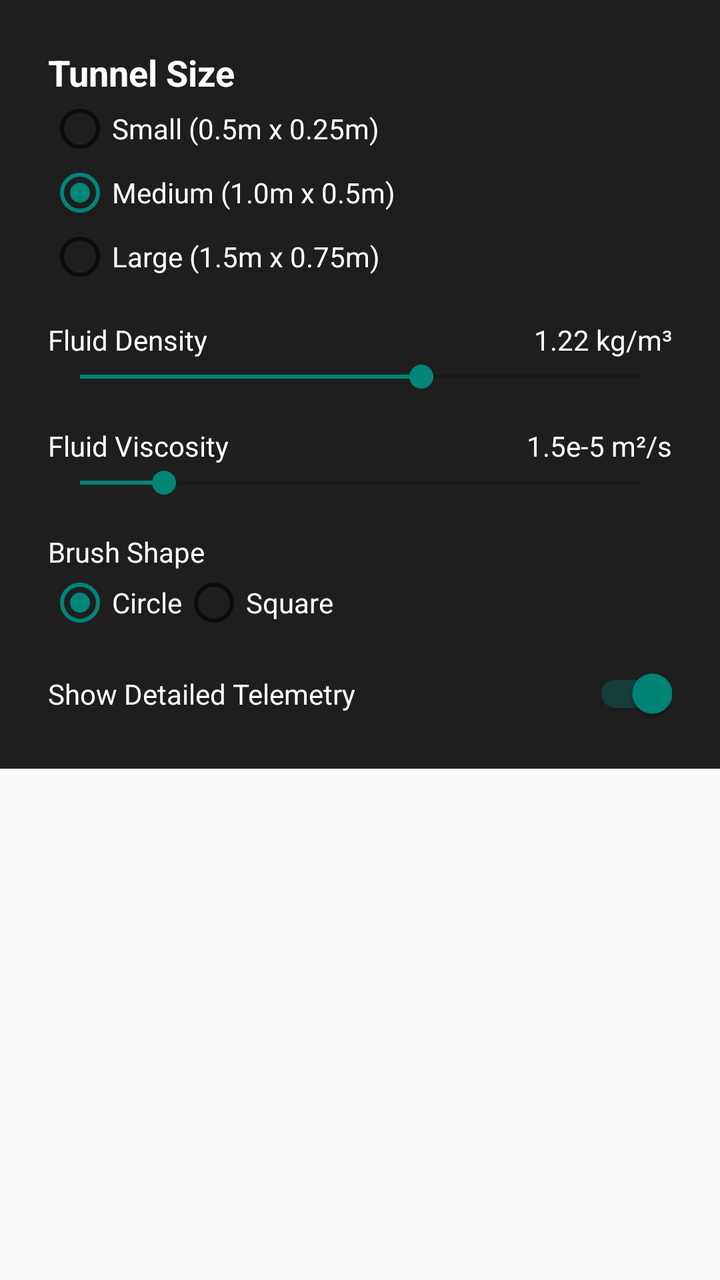
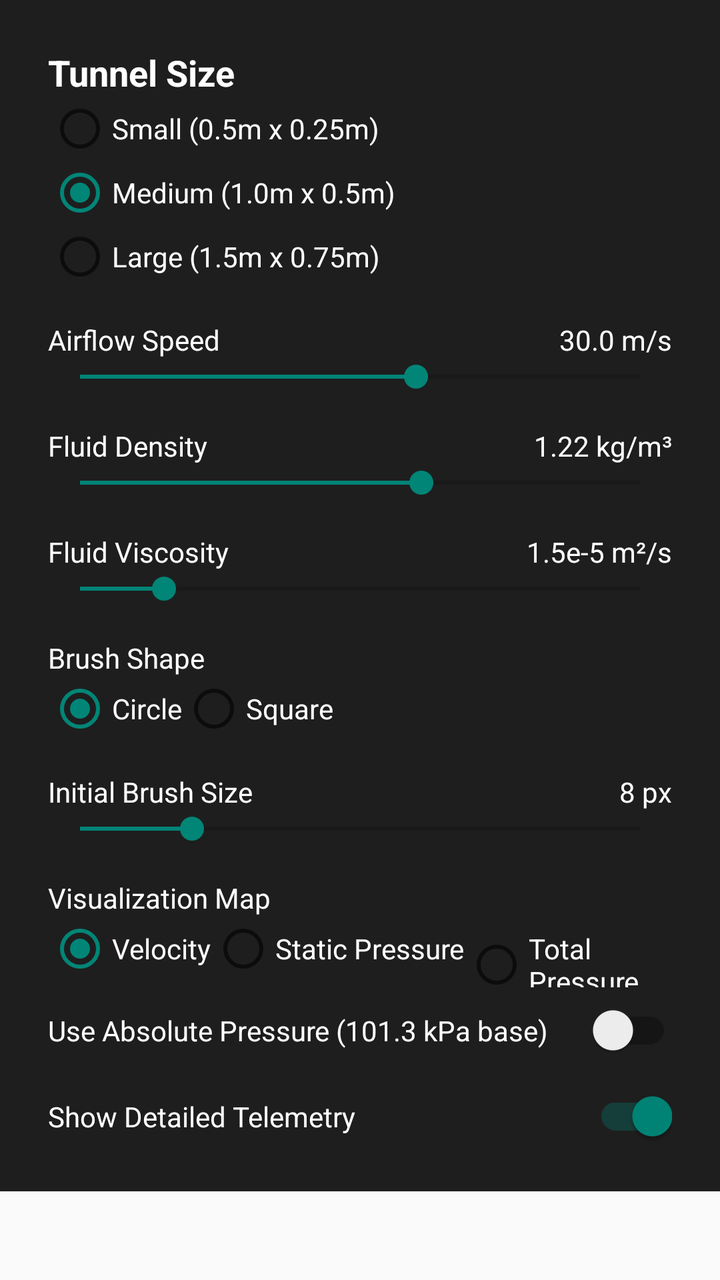

Before-and-after screenshots of an Android layout around one commit, followed by the original layout XML and the change that was made.
<!-- AndroidManifest.xml: application theme Theme.AppCompat.Light.NoActionBar -->
<!-- res/layout/settings_menu.xml -->
<?xml version="1.0" encoding="utf-8"?>
<ScrollView xmlns:android="http://schemas.android.com/apk/res/android"
    android:layout_width="match_parent"
    android:layout_height="wrap_content">

    <LinearLayout
        android:layout_width="match_parent"
        android:layout_height="wrap_content"
        android:background="#E0000000"
        android:orientation="vertical"
        android:padding="24dp">

        <TextView
            android:layout_width="wrap_content"
            android:layout_height="wrap_content"
            android:text="Tunnel Size"
            android:textColor="@android:color/white"
            android:textSize="18sp"
            android:textStyle="bold" />

        <RadioGroup
            android:id="@+id/rgSize"
            android:layout_width="match_parent"
            android:layout_height="wrap_content"
            android:orientation="vertical">

            <RadioButton
                android:id="@+id/rbSmall"
                android:layout_width="wrap_content"
                android:layout_height="wrap_content"
                android:text="Small (0.5m x 0.25m)"
                android:textColor="@android:color/white" />

            <RadioButton
                android:id="@+id/rbMedium"
                android:layout_width="wrap_content"
                android:layout_height="wrap_content"
                android:checked="true"
                android:text="Medium (1.0m x 0.5m)"
                android:textColor="@android:color/white" />

            <RadioButton
                android:id="@+id/rbLarge"
                android:layout_width="wrap_content"
                android:layout_height="wrap_content"
                android:text="Large (1.5m x 0.75m)"
                android:textColor="@android:color/white" />
        </RadioGroup>

        <Space
            android:layout_width="match_parent"
            android:layout_height="16dp" />

        <LinearLayout
            android:layout_width="match_parent"
            android:layout_height="wrap_content"
            android:orientation="horizontal">

            <TextView
                android:layout_width="0dp"
                android:layout_height="wrap_content"
                android:layout_weight="1"
                android:text="Fluid Density"
                android:textColor="@android:color/white" />

            <TextView
                android:id="@+id/tvDensityValue"
                android:layout_width="wrap_content"
                android:layout_height="wrap_content"
                android:text="1.22 kg/m³"
                android:textColor="@android:color/white" />
        </LinearLayout>

        <SeekBar
            android:id="@+id/sbDensity"
            android:layout_width="match_parent"
            android:layout_height="wrap_content"
            android:max="200"
            android:progress="122" />

        <Space
            android:layout_width="match_parent"
            android:layout_height="16dp" />

        <LinearLayout
            android:layout_width="match_parent"
            android:layout_height="wrap_content"
            android:orientation="horizontal">

            <TextView
                android:layout_width="0dp"
                android:layout_height="wrap_content"
                android:layout_weight="1"
                android:text="Fluid Viscosity"
                android:textColor="@android:color/white" />

            <TextView
                android:id="@+id/tvViscosityValue"
                android:layout_width="wrap_content"
                android:layout_height="wrap_content"
                android:text="1.5e-5 m²/s"
                android:textColor="@android:color/white" />
        </LinearLayout>

        <SeekBar
            android:id="@+id/sbViscosity"
            android:layout_width="match_parent"
            android:layout_height="wrap_content"
            android:max="100"
            android:progress="15" />

        <Space
            android:layout_width="match_parent"
            android:layout_height="16dp" />

        <TextView
            android:layout_width="wrap_content"
            android:layout_height="wrap_content"
            android:text="Brush Shape"
            android:textColor="@android:color/white" />

        <RadioGroup
            android:id="@+id/rgShape"
            android:layout_width="match_parent"
            android:layout_height="wrap_content"
            android:orientation="horizontal">

            <RadioButton
                android:id="@+id/rbCircle"
                android:layout_width="wrap_content"
                android:layout_height="wrap_content"
                android:checked="true"
                android:text="Circle"
                android:textColor="@android:color/white" />

            <RadioButton
                android:id="@+id/rbSquare"
                android:layout_width="wrap_content"
                android:layout_height="wrap_content"
                android:text="Square"
                android:textColor="@android:color/white" />
        </RadioGroup>

        <Space
            android:layout_width="match_parent"
            android:layout_height="16dp" />

        <androidx.appcompat.widget.SwitchCompat
            android:id="@+id/swTelemetry"
            android:layout_width="match_parent"
            android:layout_height="wrap_content"
            android:checked="true"
            android:text="Show Detailed Telemetry"
            android:textColor="@android:color/white" />

    </LinearLayout>
</ScrollView>
<!-- resources referenced by this layout -->
<resources>

</resources>

<!-- the commit's change to res/layout/settings_menu.xml (unified diff, before → after) -->
@@ -60,6 +60,37 @@
                 android:layout_width="0dp"
                 android:layout_height="wrap_content"
                 android:layout_weight="1"
+                android:text="Airflow Speed"
+                android:textColor="@android:color/white" />
+
+            <TextView
+                android:id="@+id/tvSpeedValue"
+                android:layout_width="wrap_content"
+                android:layout_height="wrap_content"
+                android:text="30.0 m/s"
+                android:textColor="@android:color/white" />
+        </LinearLayout>
+
+        <SeekBar
+            android:id="@+id/sbSpeed"
+            android:layout_width="match_parent"
+            android:layout_height="wrap_content"
+            android:max="200"
+            android:progress="120" />
+
+        <Space
+            android:layout_width="match_parent"
+            android:layout_height="16dp" />
+
+        <LinearLayout
+            android:layout_width="match_parent"
+            android:layout_height="wrap_content"
+            android:orientation="horizontal">
+
+            <TextView
+                android:layout_width="0dp"
+                android:layout_height="wrap_content"
+                android:layout_weight="1"
                 android:text="Fluid Density"
                 android:textColor="@android:color/white" />
 
@@ -145,6 +176,87 @@
             android:layout_width="match_parent"
             android:layout_height="16dp" />
 
+        <LinearLayout
+            android:layout_width="match_parent"
+            android:layout_height="wrap_content"
+            android:orientation="horizontal">
+
+            <TextView
+                android:layout_width="0dp"
+                android:layout_height="wrap_content"
+                android:layout_weight="1"
+                android:text="Initial Brush Size"
+                android:textColor="@android:color/white" />
+
+            <TextView
+                android:id="@+id/tvBrushSizeValue"
+                android:layout_width="wrap_content"
+                android:layout_height="wrap_content"
+                android:text="8 px"
+                android:textColor="@android:color/white" />
+        </LinearLayout>
+
+        <SeekBar
+            android:id="@+id/sbBrushSize"
+            android:layout_width="match_parent"
+            android:layout_height="wrap_content"
+            android:max="40"
+            android:progress="8" />
+
+        <Space
+            android:layout_width="match_parent"
+            android:layout_height="16dp" />
+
+        <TextView
+            android:layout_width="wrap_content"
+            android:layout_height="wrap_content"
+            android:text="Visualization Map"
+            android:textColor="@android:color/white" />
+
+        <RadioGroup
+            android:id="@+id/rgViz"
+            android:layout_width="match_parent"
+            android:layout_height="wrap_content"
+            android:orientation="horizontal">
+
+            <RadioButton
+                android:id="@+id/rbVizVelocity"
+                android:layout_width="wrap_content"
+                android:layout_height="wrap_content"
+                android:checked="true"
+                android:text="Velocity"
+                android:textColor="@android:color/white" />
+
+            <RadioButton
+                android:id="@+id/rbVizPressure"
+                android:layout_width="wrap_content"
+                android:layout_height="wrap_content"
+                android:text="Static Pressure"
+                android:textColor="@android:color/white" />
+
+            <RadioButton
+                android:id="@+id/rbVizTotal"
+                android:layout_width="wrap_content"
+                android:layout_height="wrap_content"
+                android:text="Total Pressure"
+                android:textColor="@android:color/white" />
+        </RadioGroup>
+
+        <Space
+            android:layout_width="match_parent"
+            android:layout_height="8dp" />
+
+        <androidx.appcompat.widget.SwitchCompat
+            android:id="@+id/swAbsolute"
+            android:layout_width="match_parent"
+            android:layout_height="wrap_content"
+            android:text="Use Absolute Pressure (101.3 kPa base)"
+            android:textColor="@android:color/white" />
+
+        <Space
+            android:layout_width="match_parent"
+            android:layout_height="16dp" />
+
         <androidx.appcompat.widget.SwitchCompat
             android:id="@+id/swTelemetry"
             android:layout_width="match_parent"
